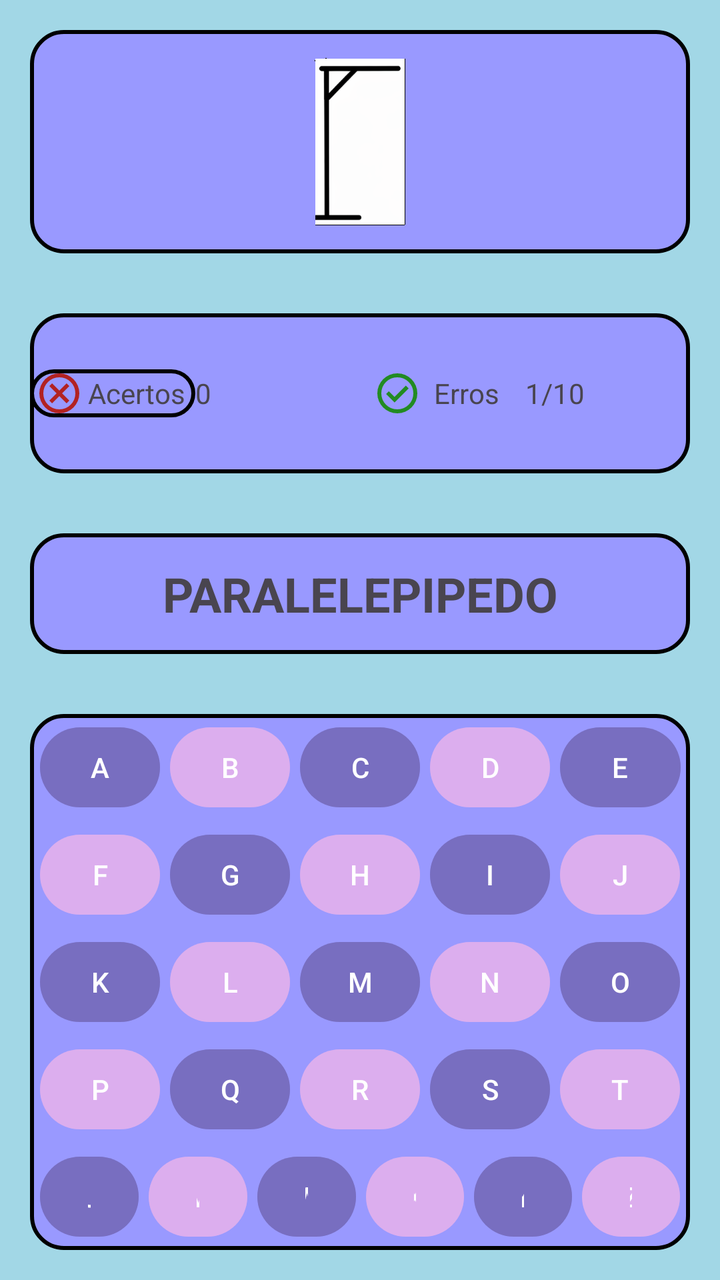
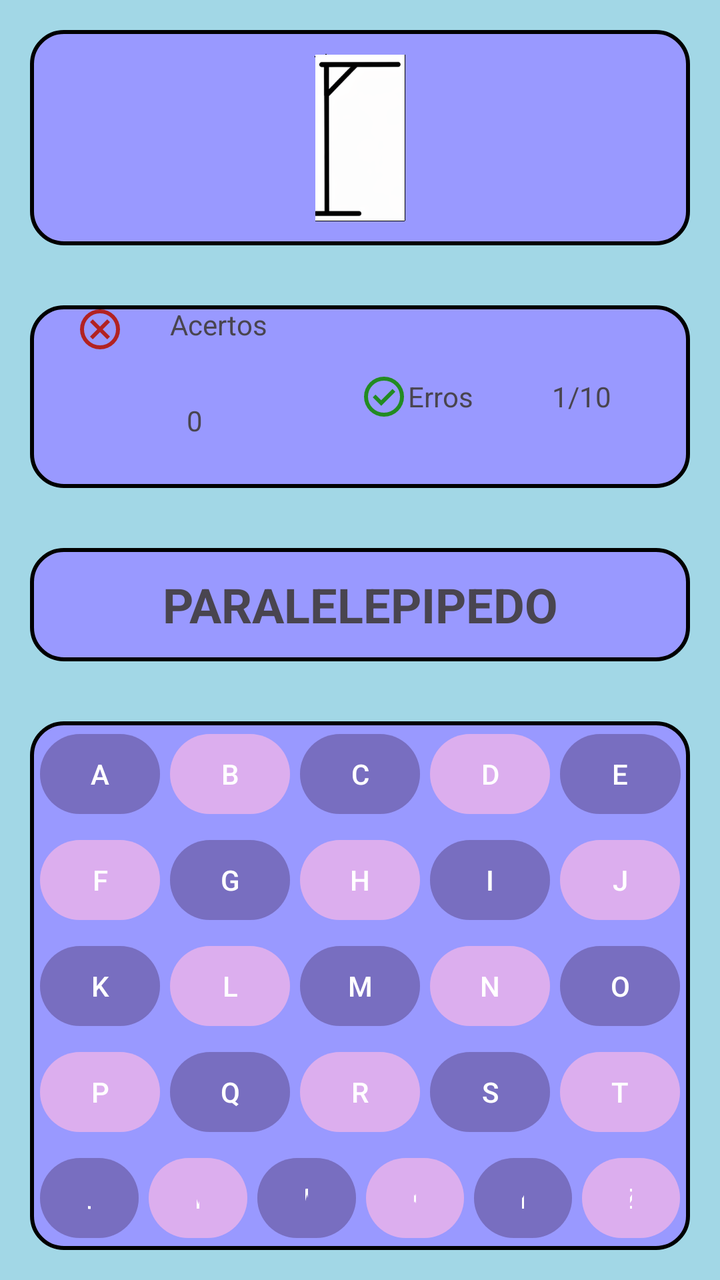

Screens rendered from an Android XML layout before and after an edit, with the pre-edit source and the edit as a unified diff.
<!-- AndroidManifest.xml: application theme Theme.Enforcando -->
<!-- res/layout/activity_tela_jogo.xml -->
<?xml version="1.0" encoding="utf-8"?>
<LinearLayout xmlns:android="http://schemas.android.com/apk/res/android"
    xmlns:app="http://schemas.android.com/apk/res-auto"
    xmlns:tools="http://schemas.android.com/tools"
    android:layout_width="match_parent"
    android:layout_height="match_parent"
    android:background="#A2D7E6"
    android:orientation="vertical"
    tools:context=".TelaJogo">

    <LinearLayout
        android:layout_width="match_parent"
        android:layout_height="wrap_content"
        android:layout_margin="15dp"
        android:layout_weight="0.25"
        android:background="@drawable/borda"
        android:gravity="center"
        android:orientation="vertical"
        android:visibility="visible">

        <ImageView
            android:id="@+id/imageView2"
            android:layout_width="match_parent"
            android:layout_height="wrap_content"
            app:srcCompat="@drawable/forca_0_9" />
    </LinearLayout>

    <LinearLayout
        android:layout_width="match_parent"
        android:layout_height="wrap_content"
        android:layout_margin="15dp"
        android:layout_weight="0.5"
        android:background="@drawable/borda"
        android:gravity="center"
        android:orientation="horizontal"
        android:visibility="visible">

        <LinearLayout
            android:layout_width="match_parent"
            android:layout_height="wrap_content"
            android:layout_weight="0.5"
            android:gravity="center"
            android:orientation="horizontal">

            <LinearLayout
                android:layout_width="match_parent"
                android:layout_height="wrap_content"
                android:layout_weight="0.5"
                android:background="@drawable/borda"
                android:gravity="center"
                android:orientation="horizontal">

                <ImageView
                    android:id="@+id/imageView3"
                    android:layout_width="wrap_content"
                    android:layout_height="wrap_content"
                    android:layout_weight="1"
                    app:srcCompat="@drawable/cancel_24px" />

                <TextView
                    android:id="@+id/textView6"
                    android:layout_width="wrap_content"
                    android:layout_height="wrap_content"
                    android:layout_weight="1"
                    android:text="Acertos" />
            </LinearLayout>

            <LinearLayout
                android:layout_width="match_parent"
                android:layout_height="wrap_content"
                android:layout_weight="0.5"
                android:gravity="center"
                android:orientation="horizontal">

                <TextView
                    android:id="@+id/textView4"
                    android:layout_width="match_parent"
                    android:layout_height="match_parent"
                    android:layout_weight="1"
                    android:text="0" />
            </LinearLayout>
        </LinearLayout>

        <LinearLayout
            android:layout_width="match_parent"
            android:layout_height="wrap_content"
            android:layout_weight="0.5"
            android:gravity="center"
            android:orientation="horizontal">

            <LinearLayout
                android:layout_width="match_parent"
                android:layout_height="wrap_content"
                android:layout_weight="0.5"
                android:gravity="center"
                android:orientation="horizontal">

                <ImageView
                    android:id="@+id/imageView4"
                    android:layout_width="wrap_content"
                    android:layout_height="wrap_content"
                    android:layout_weight="1"
                    app:srcCompat="@drawable/check_circle_24px" />

                <TextView
                    android:id="@+id/textView7"
                    android:layout_width="wrap_content"
                    android:layout_height="wrap_content"
                    android:layout_weight="1"
                    android:text="Erros" />
            </LinearLayout>

            <LinearLayout
                android:layout_width="match_parent"
                android:layout_height="wrap_content"
                android:layout_weight="0.5"
                android:gravity="center"
                android:orientation="horizontal">

                <TextView
                    android:id="@+id/textView8"
                    android:layout_width="match_parent"
                    android:layout_height="match_parent"
                    android:layout_weight="1"
                    android:text="1/10" />
            </LinearLayout>
        </LinearLayout>
    </LinearLayout>

    <LinearLayout
        android:layout_width="match_parent"
        android:layout_height="wrap_content"
        android:layout_margin="15dp"
        android:layout_weight="0.25"
        android:background="@drawable/borda"
        android:gravity="center"
        android:orientation="vertical"
        android:visibility="visible">

        <TextView
            android:id="@+id/textView3"
            android:layout_width="wrap_content"
            android:layout_height="wrap_content"
            android:gravity="center"
            android:text="PARALELEPIPEDO"
            android:textSize="24sp"
            android:textStyle="bold" />
    </LinearLayout>

    <LinearLayout
        android:layout_width="match_parent"
        android:layout_height="wrap_content"
        android:layout_margin="15dp"
        android:layout_weight="0.25"
        android:background="@drawable/borda"
        android:orientation="vertical"
        android:visibility="visible">

        <LinearLayout
            android:layout_width="match_parent"
            android:layout_height="match_parent"
            android:layout_weight="0.20"
            android:gravity="center"
            android:orientation="horizontal"
            android:visibility="visible">

            <Button
                android:id="@+id/id01"
                android:layout_width="wrap_content"
                android:layout_height="wrap_content"
                android:layout_marginLeft="5dp"
                android:layout_weight="0.20"
                android:backgroundTint="#6967589D"
                android:text="A"
                android:visibility="visible" />

            <Button
                android:id="@+id/id02"
                android:layout_width="wrap_content"
                android:layout_height="wrap_content"
                android:layout_marginLeft="5dp"
                android:layout_weight="0.20"
                android:backgroundTint="#69FFB8E4"
                android:text="B"
                android:visibility="visible" />

            <Button
                android:id="@+id/id03"
                android:layout_width="wrap_content"
                android:layout_height="wrap_content"
                android:layout_marginLeft="5dp"
                android:layout_weight="0.20"
                android:backgroundTint="#6967589D"
                android:text="C"
                android:visibility="visible" />

            <Button
                android:id="@+id/id04"
                android:layout_width="wrap_content"
                android:layout_height="wrap_content"
                android:layout_marginLeft="5dp"
                android:layout_weight="0.20"
                android:backgroundTint="#69FFB8E4"
                android:text="D"
                android:visibility="visible" />

            <Button
                android:id="@+id/id05"
                android:layout_width="wrap_content"
                android:layout_height="wrap_content"
                android:layout_marginLeft="5dp"
                android:layout_marginRight="5dp"
                android:layout_weight="0.20"
                android:backgroundTint="#6967589D"
                android:text="E"
                android:visibility="visible" />
        </LinearLayout>

        <LinearLayout
            android:layout_width="match_parent"
            android:layout_height="match_parent"
            android:layout_weight="0.20"
            android:gravity="center"
            android:orientation="horizontal"
            android:visibility="visible">

            <Button
                android:id="@+id/id06"
                android:layout_width="wrap_content"
                android:layout_height="wrap_content"
                android:layout_marginLeft="5dp"
                android:layout_weight="1"
                android:backgroundTint="#69FFB8E4"
                android:text="F"
                android:textColorLink="#121D33" />

            <Button
                android:id="@+id/id07"
                android:layout_width="wrap_content"
                android:layout_height="wrap_content"
                android:layout_marginLeft="5dp"
                android:layout_weight="1"
                android:backgroundTint="#6967589D"
                android:text="G"
                android:textColorLink="#121D33" />

            <Button
                android:id="@+id/id08"
                android:layout_width="wrap_content"
                android:layout_height="wrap_content"
                android:layout_marginLeft="5dp"
                android:layout_weight="1"
                android:backgroundTint="#69FFB8E4"
                android:text="H"
                android:textColorLink="#121D33" />

            <Button
                android:id="@+id/id09"
                android:layout_width="wrap_content"
                android:layout_height="wrap_content"
                android:layout_marginLeft="5dp"
                android:layout_weight="1"
                android:backgroundTint="#6967589D"
                android:text="I"
                android:textColorLink="#121D33" />

            <Button
                android:id="@+id/id10"
                android:layout_width="wrap_content"
                android:layout_height="wrap_content"
                android:layout_marginLeft="5dp"
                android:layout_marginRight="5dp"
                android:layout_weight="1"
                android:backgroundTint="#69FFB8E4"
                android:text="J"
                android:textColorLink="#121D33" />
        </LinearLayout>

        <LinearLayout
            android:layout_width="match_parent"
            android:layout_height="match_parent"
            android:layout_weight="0.20"
            android:gravity="center"
            android:orientation="horizontal"
            android:visibility="visible">

            <Button
                android:id="@+id/id11"
                android:layout_width="wrap_content"
                android:layout_height="wrap_content"
                android:layout_marginLeft="5dp"
                android:layout_weight="1"
                android:backgroundTint="#6967589D"
                android:text="K" />

            <Button
                android:id="@+id/id12"
                android:layout_width="wrap_content"
                android:layout_height="wrap_content"
                android:layout_marginLeft="5dp"
                android:layout_weight="1"
                android:backgroundTint="#69FFB8E4"
                android:text="L" />

            <Button
                android:id="@+id/id13"
                android:layout_width="wrap_content"
                android:layout_height="wrap_content"
                android:layout_marginLeft="5dp"
                android:layout_weight="1"
                android:backgroundTint="#6967589D"
                android:text="M" />

            <Button
                android:id="@+id/id14"
                android:layout_width="wrap_content"
                android:layout_height="wrap_content"
                android:layout_marginLeft="5dp"
                android:layout_weight="1"
                android:backgroundTint="#69FFB8E4"
                android:text="N" />

            <Button
                android:id="@+id/id15"
                android:layout_width="wrap_content"
                android:layout_height="wrap_content"
                android:layout_marginLeft="5dp"
                android:layout_marginRight="5dp"
                android:layout_weight="1"
                android:backgroundTint="#6967589D"
                android:text="O" />
        </LinearLayout>

        <LinearLayout
            android:layout_width="match_parent"
            android:layout_height="match_parent"
            android:layout_weight="0.20"
            android:gravity="center"
            android:orientation="horizontal"
            android:visibility="visible">

            <Button
                android:id="@+id/id16"
                android:layout_width="wrap_content"
                android:layout_height="wrap_content"
                android:layout_marginLeft="5dp"
                android:layout_weight="1"
                android:backgroundTint="#69FFB8E4"
                android:text="P" />

            <Button
                android:id="@+id/id17"
                android:layout_width="wrap_content"
                android:layout_height="wrap_content"
                android:layout_marginLeft="5dp"
                android:layout_weight="1"
                android:backgroundTint="#6967589D"
                android:text="Q" />

            <Button
                android:id="@+id/id18"
                android:layout_width="wrap_content"
                android:layout_height="wrap_content"
                android:layout_marginLeft="5dp"
                android:layout_weight="1"
                android:backgroundTint="#69FFB8E4"
                android:text="R" />

            <Button
                android:id="@+id/id19"
                android:layout_width="wrap_content"
                android:layout_height="wrap_content"
                android:layout_marginLeft="5dp"
                android:layout_weight="1"
                android:backgroundTint="#6967589D"
                android:text="S" />

            <Button
                android:id="@+id/id20"
                android:layout_width="wrap_content"
                android:layout_height="wrap_content"
                android:layout_marginLeft="5dp"
                android:layout_marginRight="5dp"
                android:layout_weight="1"
                android:backgroundTint="#69FFB8E4"
                android:text="T" />

        </LinearLayout>

        <LinearLayout
            android:layout_width="match_parent"
            android:layout_height="match_parent"
            android:layout_weight="0.20"
            android:gravity="center"
            android:orientation="horizontal"
            android:visibility="visible">

            <Button
                android:id="@+id/id21"
                android:layout_width="wrap_content"
                android:layout_height="wrap_content"
                android:layout_marginLeft="5dp"
                android:layout_weight="1"
                android:backgroundTint="#6967589D"
                android:text="U" />

            <Button
                android:id="@+id/id22"
                android:layout_width="wrap_content"
                android:layout_height="wrap_content"
                android:layout_marginLeft="5dp"
                android:layout_weight="1"
                android:backgroundTint="#69FFB8E4"
                android:text="V" />

            <Button
                android:id="@+id/id23"
                android:layout_width="wrap_content"
                android:layout_height="wrap_content"
                android:layout_marginLeft="5dp"
                android:layout_weight="1"
                android:backgroundTint="#6967589D"
                android:text="W" />

            <Button
                android:id="@+id/id24"
                android:layout_width="wrap_content"
                android:layout_height="wrap_content"
                android:layout_marginLeft="5dp"
                android:layout_weight="1"
                android:backgroundTint="#69FFB8E4"
                android:text="X" />

            <Button
                android:id="@+id/id25"
                android:layout_width="wrap_content"
                android:layout_height="wrap_content"
                android:layout_marginLeft="5dp"
                android:layout_weight="1"
                android:backgroundTint="#6967589D"
                android:text="Y" />

            <Button
                android:id="@+id/id26"
                android:layout_width="wrap_content"
                android:layout_height="wrap_content"
                android:layout_marginLeft="5dp"
                android:layout_marginRight="5dp"
                android:layout_weight="1"
                android:backgroundTint="#69FFB8E4"
                android:text="Z" />
        </LinearLayout>
    </LinearLayout>

</LinearLayout>
<!-- resources referenced by this layout -->
<resources>
  <!-- drawable borda (drawable) -->
  <?xml version="1.0" encoding="utf-8"?>
  <shape xmlns:android="http://schemas.android.com/apk/res/android">
      
  <solid android:color="#9999FF"/>
      
  <corners android:radius="16dp"/>
      
  <stroke
  android:width="2dp"
  android:color="#000000"/>
      </shape>
  <!-- drawable cancel_24px (drawable) -->
  <vector xmlns:android="http://schemas.android.com/apk/res/android"
      android:width="24dp"
      android:height="24dp"
      android:viewportWidth="960"
      android:viewportHeight="960"
      android:tint="#B22222">
    <path
        android:fillColor="@android:color/white"
        android:pathData="M336,680L480,536L624,680L680,624L536,480L680,336L624,280L480,424L336,280L280,336L424,480L280,624L336,680ZM480,880Q397,880 324,848.5Q251,817 197,763Q143,709 111.5,636Q80,563 80,480Q80,397 111.5,324Q143,251 197,197Q251,143 324,111.5Q397,80 480,80Q563,80 636,111.5Q709,143 763,197Q817,251 848.5,324Q880,397 880,480Q880,563 848.5,636Q817,709 763,763Q709,817 636,848.5Q563,880 480,880ZM480,800Q614,800 707,707Q800,614 800,480Q800,346 707,253Q614,160 480,160Q346,160 253,253Q160,346 160,480Q160,614 253,707Q346,800 480,800ZM480,480Q480,480 480,480Q480,480 480,480Q480,480 480,480Q480,480 480,480Q480,480 480,480Q480,480 480,480Q480,480 480,480Q480,480 480,480Z"/>
  </vector>
  <!-- drawable check_circle_24px (drawable) -->
  <vector xmlns:android="http://schemas.android.com/apk/res/android"
      android:width="24dp"
      android:height="24dp"
      android:viewportWidth="960"
      android:viewportHeight="960"
      android:tint="#228B22">
    <path
        android:fillColor="@android:color/white"
        android:pathData="M424,664L706,382L650,326L424,552L310,438L254,494L424,664ZM480,880Q397,880 324,848.5Q251,817 197,763Q143,709 111.5,636Q80,563 80,480Q80,397 111.5,324Q143,251 197,197Q251,143 324,111.5Q397,80 480,80Q563,80 636,111.5Q709,143 763,197Q817,251 848.5,324Q880,397 880,480Q880,563 848.5,636Q817,709 763,763Q709,817 636,848.5Q563,880 480,880ZM480,800Q614,800 707,707Q800,614 800,480Q800,346 707,253Q614,160 480,160Q346,160 253,253Q160,346 160,480Q160,614 253,707Q346,800 480,800ZM480,480Q480,480 480,480Q480,480 480,480Q480,480 480,480Q480,480 480,480Q480,480 480,480Q480,480 480,480Q480,480 480,480Q480,480 480,480Z"/>
  </vector>
  <!-- drawable forca_0_9: png bitmap (drawable-hdpi, 4199 bytes) -->
  <style name="Theme.Enforcando" parent="Base.Theme.Enforcando" />
  <style name="Base.Theme.Enforcando" parent="Theme.Material3.DayNight.NoActionBar">
          
          
      </style>
</resources>

<!-- the commit's change to res/layout/activity_tela_jogo.xml (unified diff, before → after) -->
@@ -36,18 +36,17 @@
         android:visibility="visible">
 
         <LinearLayout
-            android:layout_width="match_parent"
-            android:layout_height="wrap_content"
+            android:id="@+id/acerto"
+            android:layout_width="match_parent"
+            android:layout_height="match_parent"
             android:layout_weight="0.5"
             android:gravity="center"
-            android:orientation="horizontal">
+            android:orientation="vertical">
 
             <LinearLayout
                 android:layout_width="match_parent"
                 android:layout_height="wrap_content"
-                android:layout_weight="0.5"
-                android:background="@drawable/borda"
-                android:gravity="center"
+                android:layout_gravity="center"
                 android:orientation="horizontal">
 
                 <ImageView
@@ -58,7 +57,7 @@
                     app:srcCompat="@drawable/cancel_24px" />
 
                 <TextView
-                    android:id="@+id/textView6"
+                    android:id="@+id/acertos"
                     android:layout_width="wrap_content"
                     android:layout_height="wrap_content"
                     android:layout_weight="1"
@@ -67,61 +66,60 @@
 
             <LinearLayout
                 android:layout_width="match_parent"
-                android:layout_height="wrap_content"
+                android:layout_height="match_parent"
+                android:layout_gravity="center"
+                android:gravity="center"
+                android:orientation="vertical">
+
+                <TextView
+                    android:id="@+id/textView4"
+                    android:layout_width="wrap_content"
+                    android:layout_height="wrap_content"
+                    android:text="0" />
+            </LinearLayout>
+        </LinearLayout>
+
+        <LinearLayout
+            android:id="@+id/erro"
+            android:layout_width="match_parent"
+            android:layout_height="match_parent"
+            android:layout_weight="0.5"
+            android:gravity="center"
+            android:orientation="horizontal">
+
+            <LinearLayout
+                android:layout_width="wrap_content"
+                android:layout_height="wrap_content"
+                android:gravity="center"
+                android:orientation="horizontal">
+
+                <ImageView
+                    android:id="@+id/imageView4"
+                    android:layout_width="wrap_content"
+                    android:layout_height="wrap_content"
+                    android:layout_weight="1"
+                    app:srcCompat="@drawable/check_circle_24px" />
+
+                <TextView
+                    android:id="@+id/Erros"
+                    android:layout_width="wrap_content"
+                    android:layout_height="wrap_content"
+                    android:layout_weight="1"
+                    android:text="Erros" />
+            </LinearLayout>
+
+            <LinearLayout
+                android:layout_width="match_parent"
+                android:layout_height="wrap_content"
+                android:layout_gravity="center"
                 android:layout_weight="0.5"
                 android:gravity="center"
                 android:orientation="horizontal">
 
                 <TextView
-                    android:id="@+id/textView4"
-                    android:layout_width="match_parent"
-                    android:layout_height="match_parent"
-                    android:layout_weight="1"
-                    android:text="0" />
-            </LinearLayout>
-        </LinearLayout>
-
-        <LinearLayout
-            android:layout_width="match_parent"
-            android:layout_height="wrap_content"
-            android:layout_weight="0.5"
-            android:gravity="center"
-            android:orientation="horizontal">
-
-            <LinearLayout
-                android:layout_width="match_parent"
-                android:layout_height="wrap_content"
-                android:layout_weight="0.5"
-                android:gravity="center"
-                android:orientation="horizontal">
-
-                <ImageView
-                    android:id="@+id/imageView4"
-                    android:layout_width="wrap_content"
-                    android:layout_height="wrap_content"
-                    android:layout_weight="1"
-                    app:srcCompat="@drawable/check_circle_24px" />
-
-                <TextView
-                    android:id="@+id/textView7"
-                    android:layout_width="wrap_content"
-                    android:layout_height="wrap_content"
-                    android:layout_weight="1"
-                    android:text="Erros" />
-            </LinearLayout>
-
-            <LinearLayout
-                android:layout_width="match_parent"
-                android:layout_height="wrap_content"
-                android:layout_weight="0.5"
-                android:gravity="center"
-                android:orientation="horizontal">
-
-                <TextView
                     android:id="@+id/textView8"
-                    android:layout_width="match_parent"
-                    android:layout_height="match_parent"
-                    android:layout_weight="1"
+                    android:layout_width="wrap_content"
+                    android:layout_height="wrap_content"
                     android:text="1/10" />
             </LinearLayout>
         </LinearLayout>
